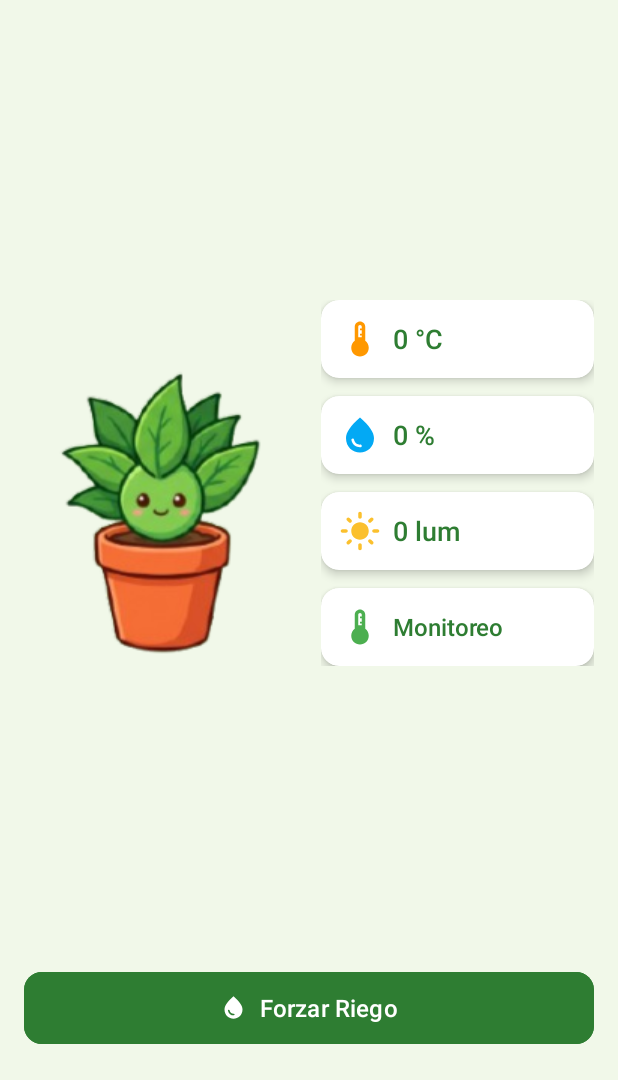
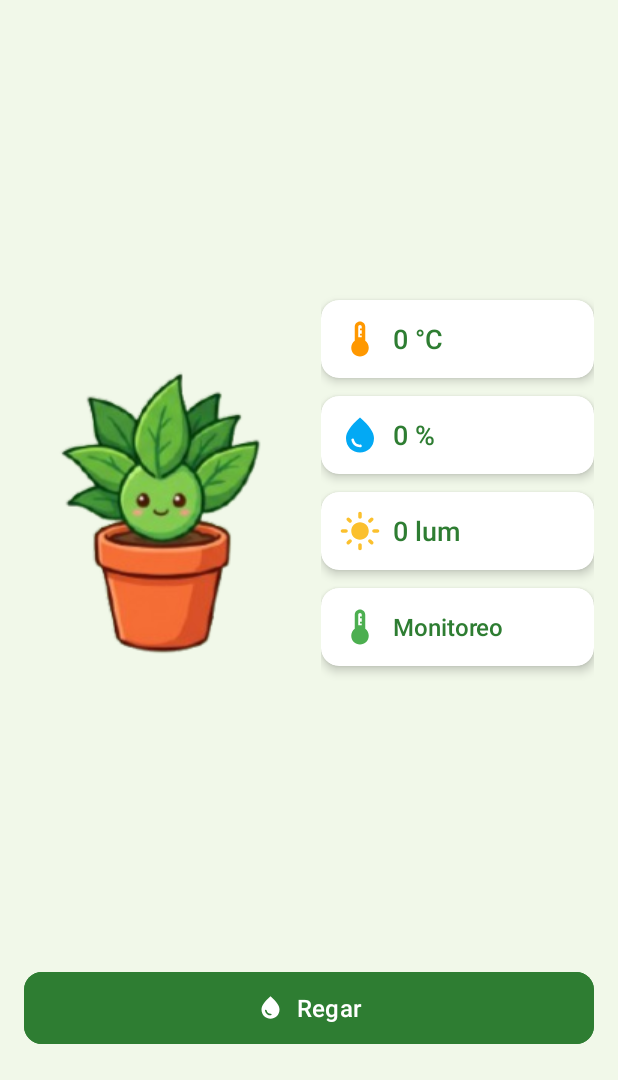
Before and after one commit to UNLAM-SOA/2026-SOA-Q2-L5, an Android app: the screen it shows after launch (MainActivity), on a phone screen of 412 x 824 dp, the part 156-1236 px from its top. Run offline under Robolectric (Android 15) with nearby library versions, the phone set to English and light mode, and no system bars; libraries missing offline, so code that uses them is left out: org.eclipse.paho; 8 statements that could not run were skipped.

Commit message:
fix(android): Scroll en modo landscape

```diff
--- a/Android/Proyecto_sin_Vibecoding/app/src/main/java/com/nexoriego/app/MainActivity.java
+++ b/Android/Proyecto_sin_Vibecoding/app/src/main/java/com/nexoriego/app/MainActivity.java
@@ -178,7 +178,7 @@ public class MainActivity extends AppCompatActivity {
             case "Riego":
                 idNuevaImagen = R.drawable.regar;
                 break;
-            case "Falta_agua":
+            case "Falta de agua":
                 idNuevaImagen = R.drawable.falta_agua;
                 break;
             case "Absorcion":
--- a/Android/Proyecto_sin_Vibecoding/app/src/main/res/layout/activity_main.xml
+++ b/Android/Proyecto_sin_Vibecoding/app/src/main/res/layout/activity_main.xml
@@ -39,12 +39,19 @@
             tools:srcCompat="@drawable/monitoreo" />
 
         <!-- Mitad Derecha (50%): Stats uno abajo del otro -->
-        <LinearLayout
+        <ScrollView
             android:layout_width="0dp"
-            android:layout_height="wrap_content"
-            android:layout_gravity="center_vertical"
+            android:layout_height="match_parent"
             android:layout_weight="1"
-            android:orientation="vertical">
+            android:fillViewport="true"
+            android:scrollbars="vertical"
+            android:fadeScrollbars="true">
+
+            <LinearLayout
+                android:layout_width="match_parent"
+                android:layout_height="wrap_content"
+                android:gravity="center_vertical"
+                android:orientation="vertical">
 
             <!-- 1. Temperatura -->
             <androidx.cardview.widget.CardView
@@ -189,8 +196,10 @@
                 </LinearLayout>
             </androidx.cardview.widget.CardView>
 
-        </LinearLayout>
+            </LinearLayout>
+        </ScrollView>
     </LinearLayout>
+
 
     <!-- Nuevo Botón: Forzar Riego -->
     <com.google.android.material.button.MaterialButton
@@ -202,7 +211,7 @@
         android:layout_marginBottom="20dp"
         android:backgroundTint="#2E7D32"
         android:fontFamily="sans-serif-medium"
-        android:text="Forzar Riego"
+        android:text="Regar"
         android:textColor="#FFFFFF"
         android:textSize="16sp"
         app:cornerRadius="12dp"
```
